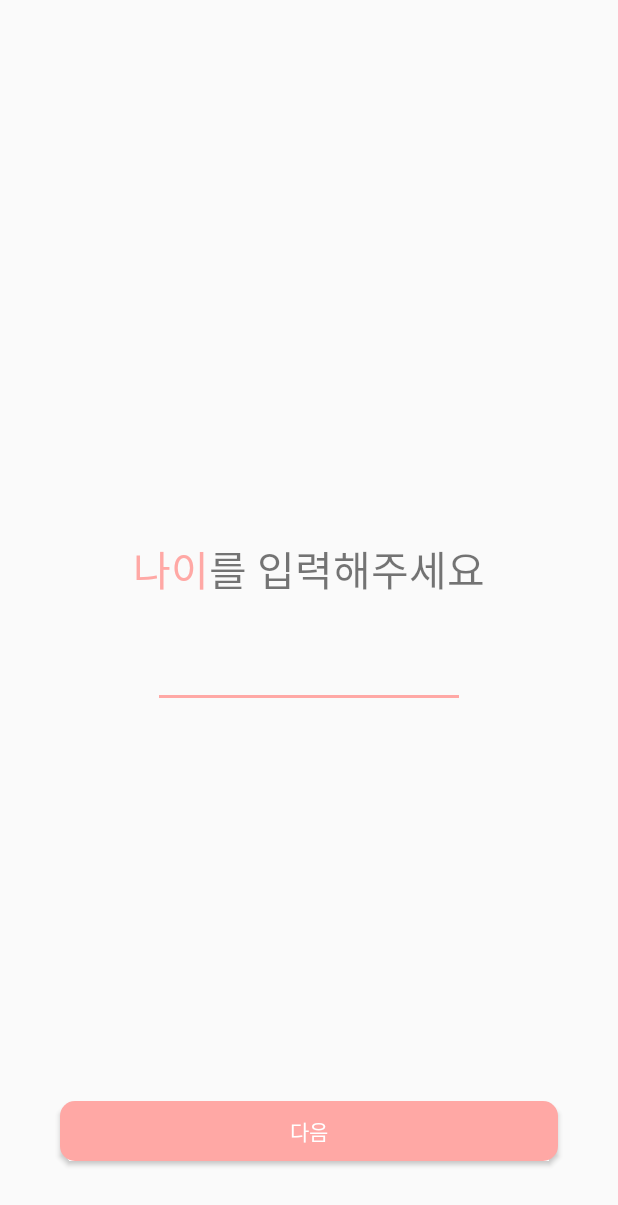
After one commit to aerimforest/NeulBoDam, an Android app: the GetAgeActivity screen opened directly, with no data from a screen before it, on a phone screen of 412 x 824 dp. The commit adds this screen. Shown: the top 1205 px of the screen. Run offline under Robolectric (Android 15) with nearby library versions, the phone set to English and light mode, and no system bars.

Commit message:
사용자 정보 입력 레이아웃 구성

```diff
--- a/app/build.gradle
+++ b/app/build.gradle
@@ -6,6 +6,10 @@ plugins {
 android {
     compileSdkVersion 30
     buildToolsVersion "30.0.2"
+
+    buildFeatures {
+        viewBinding true
+    }
 
     defaultConfig {
         applicationId "com.example.neulbodam"
@@ -39,7 +43,7 @@ dependencies {
     implementation 'androidx.appcompat:appcompat:1.3.0'
     implementation 'com.google.android.material:material:1.3.0'
     implementation 'androidx.constraintlayout:constraintlayout:2.0.4'
-    testImplementation 'junit:junit:4.+'
+    testImplementation 'junit:junit:4.13.2'
     androidTestImplementation 'androidx.test.ext:junit:1.1.3'
     androidTestImplementation 'androidx.test.espresso:espresso-core:3.4.0'
 }
--- a/app/src/main/AndroidManifest.xml
+++ b/app/src/main/AndroidManifest.xml
@@ -9,6 +9,11 @@
         android:roundIcon="@mipmap/ic_launcher_round"
         android:supportsRtl="true"
         android:theme="@style/Theme.NeulBoDam">
+        <activity android:name=".GetWeightActivity"></activity>
+        <activity android:name=".GetHeightActivity" />
+        <activity android:name=".GetAgeActivity" />
+        <activity android:name=".GetNameActivity" />
+        <activity android:name=".LoginActivity" />
         <activity android:name=".SplashActivity">
             <intent-filter>
                 <action android:name="android.intent.action.MAIN" />
--- /dev/null
+++ b/app/src/main/java/com/example/neulbodam/GetAgeActivity.kt
@@ -0,0 +1,23 @@
+package com.example.neulbodam
+
+import android.content.Intent
+import androidx.appcompat.app.AppCompatActivity
+import android.os.Bundle
+import com.example.neulbodam.databinding.ActivityGetAgeBinding
+
+class GetAgeActivity : AppCompatActivity() {
+
+    private lateinit var binding: ActivityGetAgeBinding
+
+    override fun onCreate(savedInstanceState: Bundle?) {
+        super.onCreate(savedInstanceState)
+        binding = ActivityGetAgeBinding.inflate(layoutInflater)
+        val view = binding.root
+        setContentView(view)
+
+        binding.btnNextAge.setOnClickListener {
+            val intent = Intent(this, GetHeightActivity::class.java)
+            startActivity(intent)
+        }
+    }
+}
--- a/app/src/main/java/com/example/neulbodam/SplashActivity.kt
+++ b/app/src/main/java/com/example/neulbodam/SplashActivity.kt
@@ -19,7 +19,7 @@ class SplashActivity : AppCompatActivity() {
         window.statusBarColor = ContextCompat.getColor(this, R.color.main_color)
 
         Handler().postDelayed({
-            val intent = Intent(this, MainActivity::class.java)
+            val intent = Intent(this, LoginActivity::class.java)
             intent.addFlags(Intent.FLAG_ACTIVITY_NO_ANIMATION)
             startActivity(intent)
             finish()
--- /dev/null
+++ b/app/src/main/res/drawable/btn_email_login.xml
@@ -0,0 +1,11 @@
+<?xml version="1.0" encoding="utf-8"?>
+<layer-list xmlns:android="http://schemas.android.com/apk/res/android">
+    <!-- button color -->
+    <item>
+        <shape>
+            <solid android:color="@color/main_color" />
+
+            <corners android:radius="10dp" />
+        </shape>
+    </item>
+</layer-list>
--- /dev/null
+++ b/app/src/main/res/layout/activity_get_age.xml
@@ -0,0 +1,80 @@
+<?xml version="1.0" encoding="utf-8"?>
+<androidx.constraintlayout.widget.ConstraintLayout xmlns:android="http://schemas.android.com/apk/res/android"
+    xmlns:app="http://schemas.android.com/apk/res-auto"
+    xmlns:tools="http://schemas.android.com/tools"
+    android:layout_width="match_parent"
+    android:layout_height="match_parent"
+    tools:context=".GetAgeActivity">
+
+    <LinearLayout
+        android:layout_width="match_parent"
+        android:layout_height="wrap_content"
+        android:layout_marginHorizontal="20dp"
+        android:gravity="center"
+        android:orientation="vertical"
+        app:layout_constraintBottom_toBottomOf="parent"
+        app:layout_constraintTop_toTopOf="parent">
+
+        <LinearLayout
+            android:layout_width="match_parent"
+            android:layout_height="wrap_content"
+            android:gravity="center"
+            android:orientation="horizontal">
+
+            <TextView
+                android:layout_width="wrap_content"
+                android:layout_height="wrap_content"
+                android:fontFamily="@font/notosans_cjkkr_bold"
+                android:includeFontPadding="false"
+                android:text="나이"
+                android:textColor="@color/main_color"
+                android:textSize="27sp" />
+
+            <TextView
+                android:layout_width="wrap_content"
+                android:layout_height="wrap_content"
+                android:fontFamily="@font/notosans_cjkkr_bold"
+                android:includeFontPadding="false"
+                android:text="를 입력해주세요"
+                android:textSize="27sp" />
+
+        </LinearLayout>
+
+        <EditText
+            android:layout_width="200dp"
+            android:layout_height="wrap_content"
+            android:layout_marginTop="30dp"
+            android:background="@android:color/transparent"
+            android:fontFamily="@font/notosanscjkkr_regular"
+            android:gravity="center"
+            android:importantForAutofill="no"
+            android:includeFontPadding="false"
+            android:inputType="text"
+            android:textColorHint="@color/main_color"
+            android:textSize="24dp"
+            tools:ignore="HardcodedText,SpUsage" />
+
+        <View
+            android:layout_width="200dp"
+            android:layout_height="2dp"
+            android:layout_marginTop="6dp"
+            android:background="@color/main_color" />
+
+    </LinearLayout>
+
+    <Button
+        android:id="@+id/btn_next_age"
+        android:layout_width="match_parent"
+        android:layout_height="40dp"
+        android:layout_marginHorizontal="40dp"
+        android:layout_marginTop="40dp"
+        android:layout_marginBottom="50dp"
+        android:background="@drawable/btn_email_login"
+        android:fontFamily="@font/notosans_cjkkr_bold"
+        android:text="다음"
+        android:textColor="@color/white"
+        android:textSize="14dp"
+        app:layout_constraintBottom_toBottomOf="parent"
+        tools:ignore="SpUsage" />
+
+</androidx.constraintlayout.widget.ConstraintLayout>
--- a/build.gradle
+++ b/build.gradle
@@ -6,7 +6,7 @@ buildscript {
         jcenter()
     }
     dependencies {
-        classpath "com.android.tools.build:gradle:4.1.2"
+        classpath "com.android.tools.build:gradle:4.1.3"
         classpath "org.jetbrains.kotlin:kotlin-gradle-plugin:$kotlin_version"
 
         // NOTE: Do not place your application dependencies here; they belong
```
Also changed, not shown: app/src/main/java/com/example/neulbodam/GetHeightActivity.kt (added, +23 -0 lines), app/src/main/java/com/example/neulbodam/GetNameActivity.kt (added, +23 -0 lines), app/src/main/java/com/example/neulbodam/GetWeightActivity.kt (added, +23 -0 lines), app/src/main/java/com/example/neulbodam/LoginActivity.kt (added, +23 -0 lines), app/src/main/res/layout/activity_get_height.xml (added, +80 -0 lines), app/src/main/res/layout/activity_get_name.xml (added, +80 -0 lines), app/src/main/res/layout/activity_get_weight.xml (added, +80 -0 lines), app/src/main/res/layout/activity_login.xml (added, +83 -0 lines), 3 other files.
